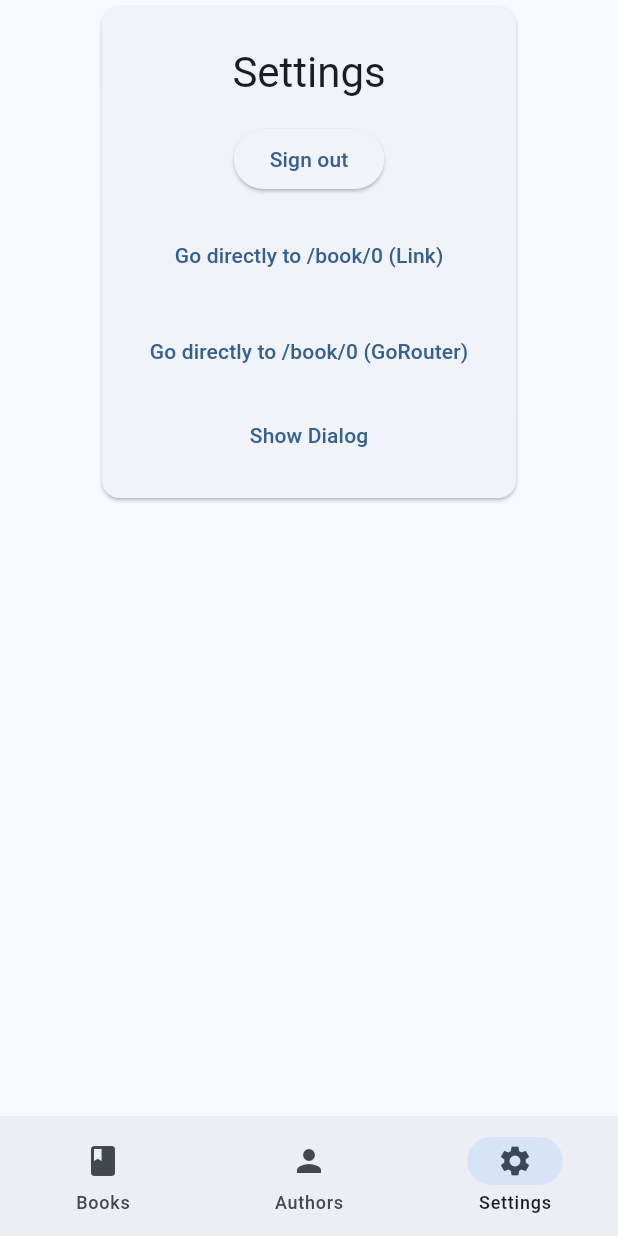
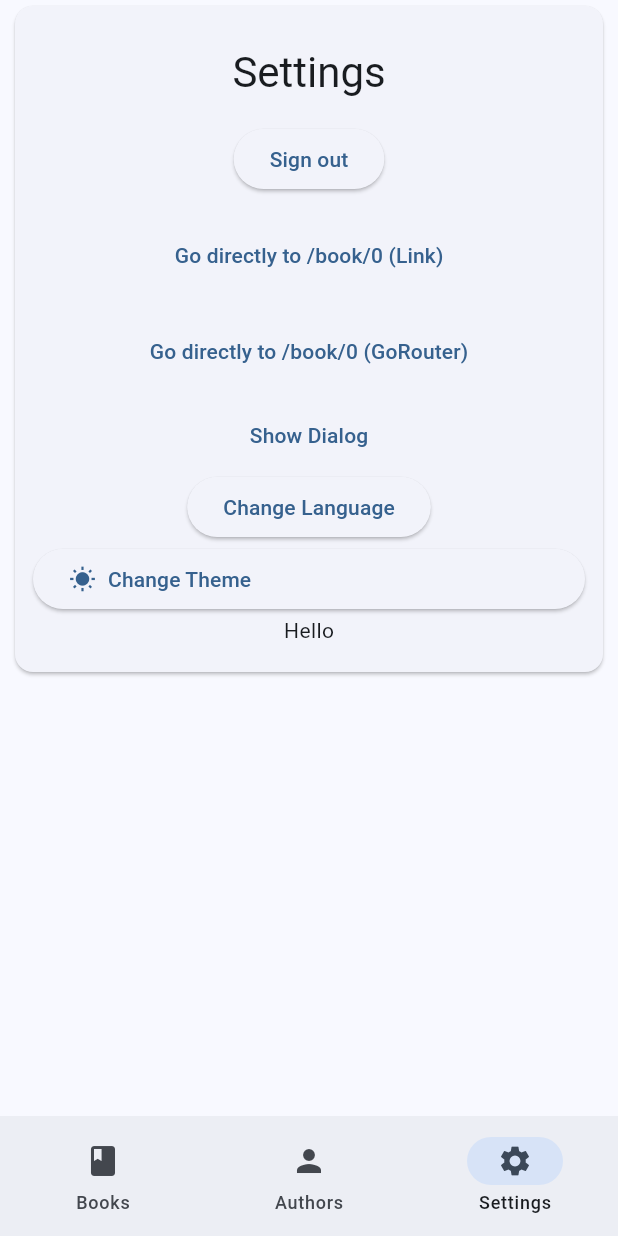
Before and after one commit to MarlonJD/flutter-provider-starter-template, a Flutter app: the SettingsScreen screen opened by its route, on a phone screen of 412 x 824 dp. Run offline on Flutter 3.47's test engine with Material 2 defaults, Android fonts, the phone set to English and light mode, and no system bars; our stand-ins replace easy_localization, go_router, hive_flutter; accounts and stored records are empty.

Commit message:
Add language changer and theme changer

```diff
--- a/assets/translations/en-US.json
+++ b/assets/translations/en-US.json
@@ -1,4 +1,5 @@
 {
     "Hello": "Hello",
-    "Popular": "Popular"
+    "Popular": "Popular",
+    "Change Theme": "Change Theme"
 }
--- a/assets/translations/tr-TR.json
+++ b/assets/translations/tr-TR.json
@@ -1,4 +1,5 @@
 {
     "Hello": "Merhaba",
-    "Popular": "Popüler"
+    "Popular": "Popüler",
+    "Change Theme": "Tema Değiştir"
 }
--- a/lib/main.dart
+++ b/lib/main.dart
@@ -32,9 +32,9 @@ void main() async {
       ],
       // child: const MyApp(),
       child: EasyLocalization(
-          supportedLocales: const [Locale('en', 'US'), Locale('tr', 'TR')],
+          supportedLocales: [Locale('en', 'US'), Locale('tr', 'TR')],
           path: 'assets/translations',
-          fallbackLocale: const Locale('tr', 'TR'),
+          fallbackLocale: Locale('tr', 'TR'),
           child: MainRouter()),
     ),
   );
--- a/lib/src/common/routes/route.dart
+++ b/lib/src/common/routes/route.dart
@@ -1,4 +1,5 @@
 // Flutter imports:
+import 'package:easy_localization/easy_localization.dart';
 import 'package:flutter/material.dart';
 
 // Package imports:
@@ -54,6 +55,9 @@ class MainRouter extends StatelessWidget {
           return MaterialApp.router(
               routerConfig: _router,
               debugShowCheckedModeBanner: false,
+              localizationsDelegates: context.localizationDelegates,
+              supportedLocales: context.supportedLocales,
+              locale: context.locale,
               theme: themeNotifier.isDark
                   ? ThemeService().darkTheme
                   : ThemeService().lightTheme);
--- a/lib/src/modules/books/screens/settings.dart
+++ b/lib/src/modules/books/screens/settings.dart
@@ -3,11 +3,14 @@
 // found in the LICENSE file.
 
 // Flutter imports:
+import 'package:easy_localization/easy_localization.dart';
 import 'package:flutter/material.dart';
 
 // Package imports:
 import 'package:go_router/go_router.dart';
+import 'package:provider/provider.dart';
 import 'package:testprovider/src/common/models/auth_model.dart';
+import 'package:testprovider/src/common/models/theme_model.dart';
 import 'package:url_launcher/link.dart';
 
 /// The settings screen.
@@ -97,7 +100,42 @@ class SettingsContent extends StatelessWidget {
               ),
             ),
             child: const Text('Show Dialog'),
-          )
+          ),
+          ElevatedButton(
+            onPressed: () {
+              if (context.locale.toString() == 'en_US') {
+                context.setLocale(const Locale('tr', 'TR'));
+                print("TR");
+              } else {
+                context.setLocale(const Locale('en', 'US'));
+                print("EN");
+                print(context.locale.toString());
+              }
+            },
+            child: Text('Change Language'),
+          ),
+          Consumer<ThemeModel>(
+            builder: (context, ThemeModel themeNotifier, child) {
+              return ElevatedButton(
+                  child: Row(
+                    children: [
+                      Icon(themeNotifier.isDark
+                          ? Icons.nightlight_round
+                          : Icons.wb_sunny),
+                      SizedBox(
+                        width: 8,
+                      ),
+                      Text('Change Theme').tr(),
+                    ],
+                  ),
+                  onPressed: () {
+                    themeNotifier.isDark
+                        ? themeNotifier.isDark = false
+                        : themeNotifier.isDark = true;
+                  });
+            },
+          ),
+          Text("Hello").tr(),
         ],
       );
 }
```
